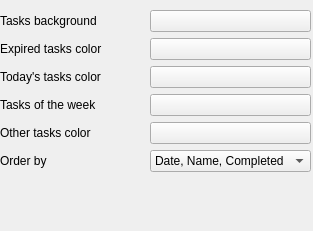
Qt form tasks/src/appearanceconfig.ui (KDE/akonadi-google-applets) before a commit.
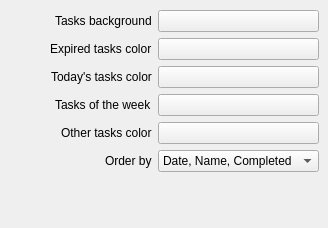
The same form after that commit. Custom widgets are drawn as their Qt base class.

Commit message: Some design changes in configuration dialog

The edit to the form file:
```diff
--- a/tasks/src/appearanceconfig.ui
+++ b/tasks/src/appearanceconfig.ui
@@ -6,17 +6,23 @@
    <rect>
     <x>0</x>
     <y>0</y>
-    <width>313</width>
-    <height>231</height>
+    <width>328</width>
+    <height>228</height>
    </rect>
   </property>
+  <property name="minimumSize">
+   <size>
+    <width>328</width>
+    <height>228</height>
+   </size>
+  </property>
   <widget class="QWidget" name="layoutWidget">
    <property name="geometry">
     <rect>
      <x>0</x>
      <y>10</y>
-     <width>311</width>
-     <height>165</height>
+     <width>319</width>
+     <height>166</height>
     </rect>
    </property>
    <layout class="QGridLayout" name="gridLayout">
@@ -50,28 +56,28 @@
       </item>
      </widget>
     </item>
-    <item row="1" column="0">
+    <item row="1" column="0" alignment="Qt::AlignRight">
      <widget class="QLabel" name="label">
       <property name="text">
        <string>Expired tasks color</string>
       </property>
      </widget>
     </item>
-    <item row="2" column="0">
+    <item row="2" column="0" alignment="Qt::AlignRight">
      <widget class="QLabel" name="label_2">
       <property name="text">
        <string>Today's tasks color</string>
       </property>
      </widget>
     </item>
-    <item row="4" column="0">
+    <item row="4" column="0" alignment="Qt::AlignRight">
      <widget class="QLabel" name="label_4">
       <property name="text">
        <string>Other tasks color</string>
       </property>
      </widget>
     </item>
-    <item row="5" column="0">
+    <item row="5" column="0" alignment="Qt::AlignRight">
      <widget class="QLabel" name="label_5">
       <property name="text">
        <string>Order by</string>
@@ -106,7 +112,7 @@
     <item row="4" column="1">
      <widget class="KColorButton" name="otherColor"/>
     </item>
-    <item row="3" column="0">
+    <item row="3" column="0" alignment="Qt::AlignRight">
      <widget class="QLabel" name="label_3">
       <property name="text">
        <string>Tasks of the week</string>
@@ -124,7 +130,7 @@
       </property>
      </widget>
     </item>
-    <item row="0" column="0">
+    <item row="0" column="0" alignment="Qt::AlignRight">
      <widget class="QLabel" name="label_6">
       <property name="text">
        <string>Tasks background</string>
```
The commit also changes 4 other files.
